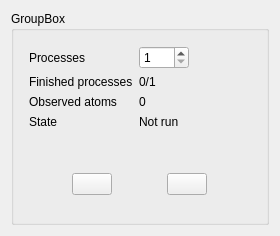
Old version of the form ui_files/ui_simulation_controls.ui in the repository JYU-IBA/potku.
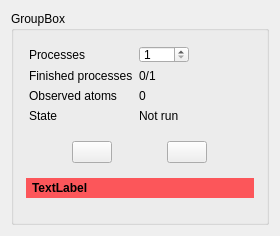
New version of the form.

Commit message: Added a label to show error messages from MCERD

What changed in the file:
```diff
--- a/ui_files/ui_simulation_controls.ui
+++ b/ui_files/ui_simulation_controls.ui
@@ -42,7 +42,7 @@
      </property>
      <layout class="QVBoxLayout" name="verticalLayout_3">
       <item>
-       <layout class="QVBoxLayout" name="verticalLayout" stretch="0,0,0">
+       <layout class="QVBoxLayout" name="verticalLayout" stretch="0,0,0,0">
         <item>
          <layout class="QFormLayout" name="formLayout">
           <property name="sizeConstraint">
@@ -178,6 +178,22 @@
           </item>
          </layout>
         </item>
+        <item>
+         <widget class="QLabel" name="mcerd_error_lbl">
+          <property name="styleSheet">
+           <string notr="true">background-color: rgb(252, 86, 90);
+padding: 3px;
+margin: 3px;
+font-weight: bold;</string>
+          </property>
+          <property name="text">
+           <string>TextLabel</string>
+          </property>
+          <property name="wordWrap">
+           <bool>true</bool>
+          </property>
+         </widget>
+        </item>
         <item>
          <layout class="QFormLayout" name="process_layout">
           <property name="leftMargin">
```
The commit also changes 3 other files.
